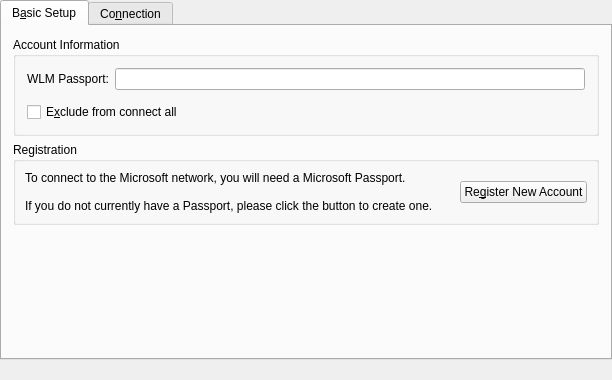
Old version of the form protocols/wlm/wlmaccountpreferences.ui in the repository KDE/kopete.
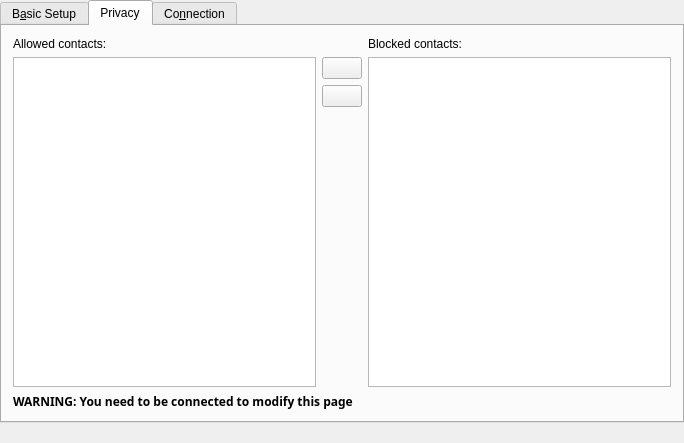
New version of the form. The open tabs and pages were chosen to show the change. Custom widgets are drawn as their Qt base class.

Commit message: Add allow and block list to preference dialog. Remove allow contact action and use only block contact action in contact menu. Use server and port from preference dialog.

The edit to the form file:
```diff
--- a/protocols/wlm/wlmaccountpreferences.ui
+++ b/protocols/wlm/wlmaccountpreferences.ui
@@ -5,8 +5,8 @@
    <rect>
     <x>0</x>
     <y>0</y>
-    <width>612</width>
-    <height>380</height>
+    <width>684</width>
+    <height>443</height>
    </rect>
   </property>
   <property name="windowTitle" >
@@ -146,6 +146,104 @@
        </item>
       </layout>
      </widget>
+     <widget class="QWidget" name="tab_3" >
+      <attribute name="title" >
+       <string>Privacy</string>
+      </attribute>
+      <layout class="QVBoxLayout" name="verticalLayout_5" >
+       <item>
+        <layout class="QGridLayout" name="_6" >
+         <property name="margin" >
+          <number>0</number>
+         </property>
+         <property name="spacing" >
+          <number>6</number>
+         </property>
+         <item row="0" column="4" >
+          <widget class="QLabel" name="textLabel2" >
+           <property name="text" >
+            <string>Blocked contacts:</string>
+           </property>
+          </widget>
+         </item>
+         <item row="2" column="2" >
+          <layout class="QVBoxLayout" name="_7" >
+           <property name="spacing" >
+            <number>6</number>
+           </property>
+           <property name="margin" >
+            <number>0</number>
+           </property>
+           <item>
+            <widget class="QPushButton" name="m_blockButton" >
+             <property name="text" >
+              <string/>
+             </property>
+            </widget>
+           </item>
+           <item>
+            <widget class="QPushButton" name="m_allowButton" >
+             <property name="text" >
+              <string/>
+             </property>
+            </widget>
+           </item>
+           <item>
+            <spacer>
+             <property name="orientation" >
+              <enum>Qt::Vertical</enum>
+             </property>
+             <property name="sizeType" >
+              <enum>QSizePolicy::Expanding</enum>
+             </property>
+             <property name="sizeHint" stdset="0" >
+              <size>
+               <width>20</width>
+               <height>20</height>
+              </size>
+             </property>
+            </spacer>
+           </item>
+          </layout>
+         </item>
+         <item row="0" column="0" >
+          <widget class="QLabel" name="textLabel1" >
+           <property name="text" >
+            <string>Allowed contacts:</string>
+           </property>
+          </widget>
+         </item>
+         <item row="2" column="0" >
+          <widget class="QListWidget" name="m_AL" />
+         </item>
+         <item row="2" column="4" >
+          <widget class="QListWidget" name="m_BL" />
+         </item>
+        </layout>
+       </item>
+       <item>
+        <widget class="QLabel" name="m_warning" >
+         <property name="font" >
+          <font>
+           <family>Sans Serif</family>
+           <pointsize>9</pointsize>
+           <weight>75</weight>
+           <italic>false</italic>
+           <bold>true</bold>
+           <underline>false</underline>
+           <strikeout>false</strikeout>
+          </font>
+         </property>
+         <property name="text" >
+          <string>WARNING: You need to be connected to modify this page</string>
+         </property>
+         <property name="alignment" >
+          <set>Qt::AlignVCenter</set>
+         </property>
+        </widget>
+       </item>
+      </layout>
+     </widget>
      <widget class="QWidget" name="tab_2" >
       <attribute name="title" >
        <string>Co&amp;nnection</string>
```
Left out of the diff: 101 changed lines with no effect on the pictures. Lines whose indentation alone changed are shown as unchanged. The commit also changes 8 other files.
